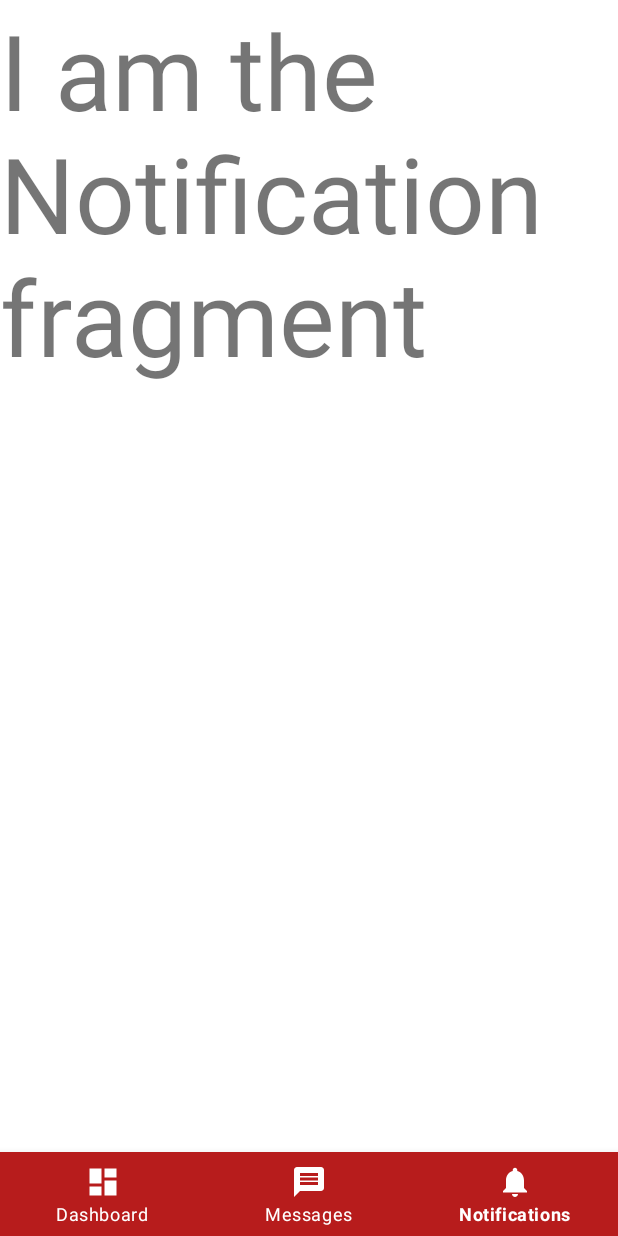
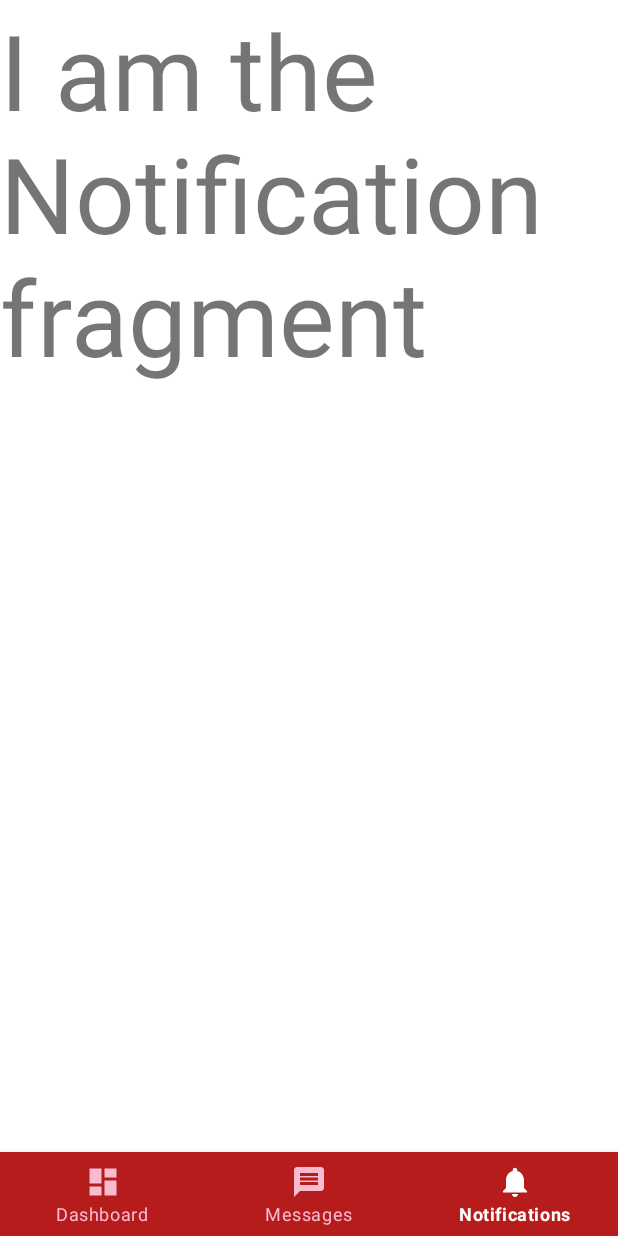
Before and after one commit to Sasinda98/CPMS_Project, an Android app: the SecondaryActivity screen opened directly, with no data from a screen before it, item 3 of the bottom bar chosen, on a phone screen of 412 x 824 dp. Run offline under Robolectric (Android 15) with nearby library versions, the phone set to English and light mode, and no system bars.

Commit message:
#1 Improvements to the bottom navbar..  -GSR

```diff
--- a/app/src/main/java/com/construction/app/cpms/SecondaryActivity.java
+++ b/app/src/main/java/com/construction/app/cpms/SecondaryActivity.java
@@ -5,6 +5,7 @@ import android.support.annotation.NonNull;
 import android.support.design.widget.BottomNavigationView;
 import android.support.v4.app.Fragment;
 import android.support.v7.app.AppCompatActivity;
+import android.view.Menu;
 import android.view.MenuItem;
 import android.view.View;
 import android.widget.Button;
@@ -22,9 +23,13 @@ public class SecondaryActivity extends AppCompatActivity{
         super.onCreate(savedInstanceState);
         setContentView(R.layout.activity_secondary);
 
+        goToFragment(new DashboardFragment());
 
         BottomNavigationView navigation = (BottomNavigationView) findViewById(R.id.navigation);
         navigation.setOnNavigationItemSelectedListener(mOnNavigationItemSelectedListener);
+
+        navigation.getMenu().findItem(R.id.navigation_dashboard).setChecked(true);
+
 
     }
 
--- /dev/null
+++ b/app/src/main/res/color/bttm_navbar_tab_colors.xml
@@ -0,0 +1,6 @@
+<?xml version="1.0" encoding="utf-8"?>
+<selector xmlns:android="http://schemas.android.com/apk/res/android">
+    <!--Setting colors for state selected and not...-->
+    <item android:state_checked="true" android:color="@color/primaryTextColor"/>
+    <item android:state_checked="false" android:color="@color/btm_navbar_item_notchecked"/>
+</selector>
--- a/app/src/main/res/layout/activity_secondary.xml
+++ b/app/src/main/res/layout/activity_secondary.xml
@@ -44,8 +44,8 @@
         android:layout_marginEnd="0dp"
         android:layout_marginStart="0dp"
         android:background="@color/primaryColor"
-        app:itemIconTint="@color/primaryTextColor"
-        app:itemTextColor="@color/primaryTextColor"
+        app:itemIconTint="@color/bttm_navbar_tab_colors"
+        app:itemTextColor="@color/bttm_navbar_tab_colors"
         app:layout_constraintBottom_toBottomOf="parent"
         app:layout_constraintLeft_toLeftOf="parent"
         app:layout_constraintRight_toRightOf="parent"
--- a/app/src/main/res/values/colors.xml
+++ b/app/src/main/res/values/colors.xml
@@ -10,7 +10,8 @@
   <color name="secondaryTextColor">#ffffff</color>
   <color name="backgroundLight">#F5F5F6</color>
   <color name="backgroundDark">#e1e2e1</color>
-    <color name="um_shadow_color">#000</color>
+  <color name="um_shadow_color">#000</color>
 
   <color name="cardBackground">#212121</color>
+  <color name="btm_navbar_item_notchecked">#f8bbd0</color>
 </resources>
```
